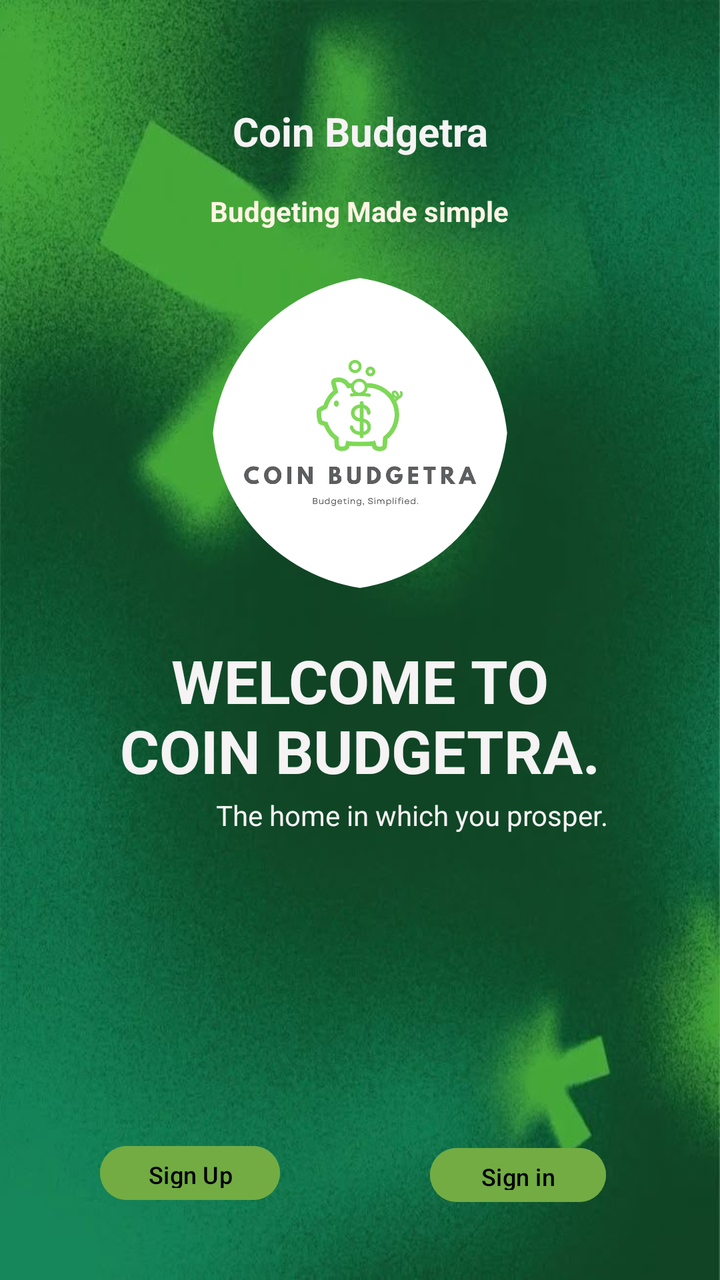
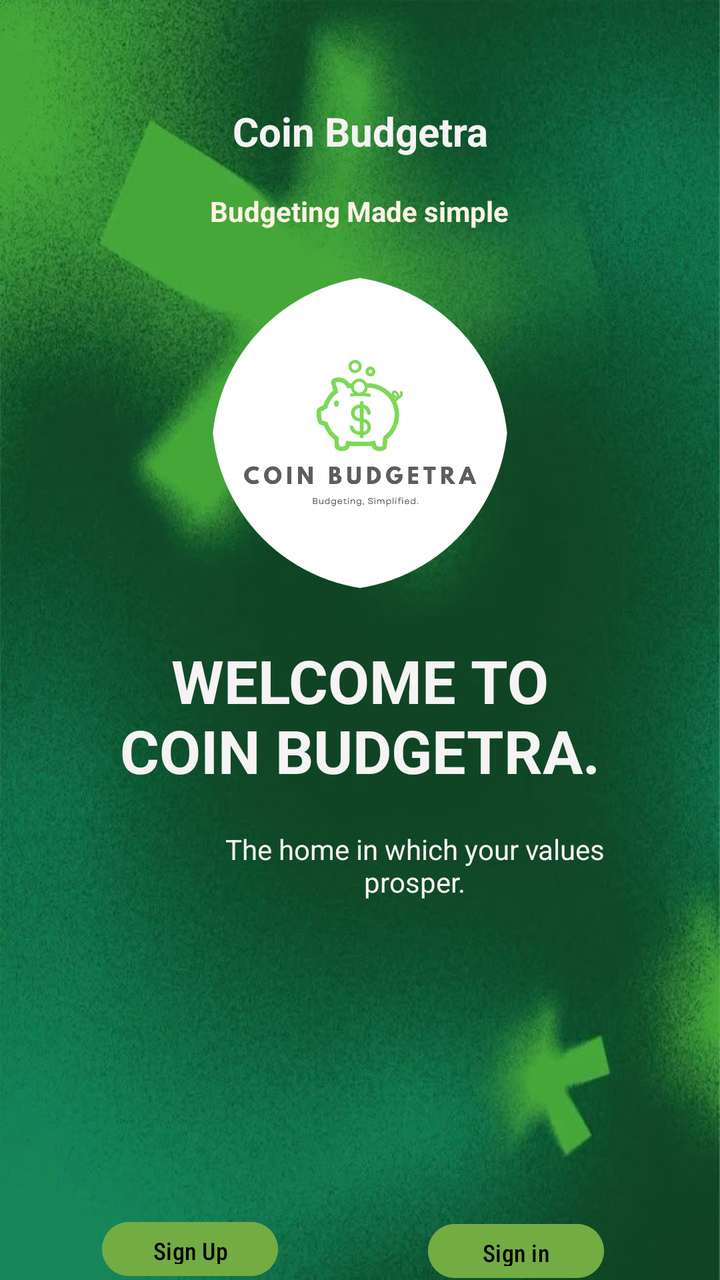

Compare the two renders of this Android layout. The source of the first and the diff that turns it into the second are given below.
<!-- AndroidManifest.xml: application theme Theme.Coin_Budgetra -->
<!-- res/layout/activity_main.xml -->
<?xml version="1.0" encoding="utf-8"?>
<androidx.constraintlayout.widget.ConstraintLayout xmlns:android="http://schemas.android.com/apk/res/android"
    xmlns:app="http://schemas.android.com/apk/res-auto"
    xmlns:tools="http://schemas.android.com/tools"
    android:id="@+id/main"
    android:layout_width="match_parent"
    android:layout_height="match_parent"
    android:background="@drawable/gradient1"
    tools:context=".MainActivity">
    <View
        android:layout_width="match_parent"
        android:layout_height="match_parent"
        android:padding="16dp"/>


    <TextView
        android:id="@+id/textView3"
        android:layout_width="260dp"
        android:layout_height="70dp"
        android:layout_marginStart="104dp"
        android:layout_marginTop="25dp"
        android:layout_marginEnd="105dp"
        android:text="WELCOME TO COIN BUDGETRA."
        android:textAlignment="center"
        android:textSize="30sp"
        android:textStyle="bold"
        android:textColor="@color/whitesmoke"
        app:layout_constraintEnd_toEndOf="parent"
        app:layout_constraintStart_toStartOf="parent"
        app:layout_constraintTop_toBottomOf="@+id/imageView3" />

    <TextView
        android:id="@+id/textView4"
        android:layout_width="wrap_content"
        android:layout_height="wrap_content"
        android:layout_marginStart="108dp"
        android:layout_marginTop="8sp"
        android:layout_marginEnd="105dp"
        android:text="The home in which you prosper."
        android:textColor="@color/whitesmoke"
        app:layout_constraintEnd_toEndOf="parent"
        app:layout_constraintHorizontal_bias="0.0"
        app:layout_constraintStart_toStartOf="parent"
        app:layout_constraintTop_toBottomOf="@+id/textView3" />

    <TextView
        android:id="@+id/textView"
        android:layout_width="wrap_content"
        android:layout_height="wrap_content"
        android:layout_marginStart="161dp"
        android:layout_marginTop="52dp"
        android:layout_marginEnd="161dp"
        android:text="Coin Budgetra"
        android:textAlignment="center"
        android:textSize="20sp"
        android:textStyle="bold"
        android:textColor="@color/whitesmoke"
        app:layout_constraintEnd_toEndOf="parent"
        app:layout_constraintStart_toStartOf="parent"
        app:layout_constraintTop_toTopOf="parent" />

    <TextView
        android:id="@+id/textView2"
        android:layout_width="wrap_content"
        android:layout_height="wrap_content"
        android:layout_marginStart="131dp"
        android:layout_marginTop="17dp"
        android:layout_marginEnd="132dp"
        android:text="Budgeting Made simple"
        android:textStyle="bold"
        android:textColor="@color/seasand"
        app:layout_constraintEnd_toEndOf="parent"
        app:layout_constraintStart_toStartOf="parent"
        app:layout_constraintTop_toBottomOf="@+id/textView" />

    <androidx.constraintlayout.widget.Barrier android:layout_width="wrap_content"
        android:layout_height="wrap_content" />

    <androidx.constraintlayout.widget.Guideline android:layout_width="wrap_content"
        android:layout_height="wrap_content" />

    <androidx.constraintlayout.widget.Guideline android:layout_width="wrap_content"
        android:layout_height="wrap_content" />

    <androidx.constraintlayout.widget.Guideline android:layout_width="wrap_content"
        android:layout_height="wrap_content" />

    <Button
        android:id="@+id/signup_btn"
        android:layout_width="wrap_content"
        android:layout_height="35dp"
        android:layout_marginStart="63dp"
        android:layout_marginTop="152dp"
        android:layout_marginEnd="75dp"
        android:text="Sign Up"
        android:textSize="12sp"
        android:backgroundTint="@color/lemongreen"
        android:textColor="@color/black"
        app:layout_constraintEnd_toStartOf="@+id/button2"
        app:layout_constraintStart_toStartOf="parent"
        app:layout_constraintTop_toBottomOf="@+id/textView4" />

    <Button
        android:id="@+id/button2"
        android:layout_width="wrap_content"
        android:layout_height="35dp"
        android:layout_marginTop="153dp"
        android:layout_marginEnd="70dp"
        android:text="Sign in"
        android:textSize="12sp"
        android:backgroundTint="@color/lemongreen"
        android:textColor="@color/black"
        app:layout_constraintEnd_toEndOf="parent"
        app:layout_constraintStart_toEndOf="@+id/signup_btn"
        app:layout_constraintTop_toBottomOf="@+id/textView4" />


    <com.google.android.material.imageview.ShapeableImageView
        android:id="@+id/imageView3"
        android:layout_width="148dp"
        android:layout_height="157dp"
        android:layout_marginStart="131dp"
        android:layout_marginTop="23dp"
        android:layout_marginEnd="131dp"
        android:scaleType="centerCrop"
        app:shapeAppearanceOverlay="@style/CircleImage"
        app:layout_constraintEnd_toEndOf="parent"
        app:layout_constraintStart_toStartOf="parent"
        app:layout_constraintTop_toBottomOf="@+id/textView2"
        app:srcCompat="@drawable/coinbudgetra" />
</androidx.constraintlayout.widget.ConstraintLayout>
<!-- resources referenced by this layout -->
<resources>
  <color name="black">#FF000000</color>
  <color name="lemongreen">#72ac43</color>
  <color name="seasand">#fff4e4</color>
  <color name="whitesmoke">#f5f3f3</color>
  <!-- drawable coinbudgetra: jpeg bitmap (drawable, 54720 bytes) -->
  <!-- drawable gradient1: jpeg bitmap (drawable, 65259 bytes) -->
  <style name="CircleImage">
          <item name="cornerFamily">rounded</item>
          <item name="cornerSize">59%</item>
      </style>
  <style name="Theme.Coin_Budgetra" parent="Base.Theme.Coin_Budgetra" />
  <style name="Base.Theme.Coin_Budgetra" parent="Theme.Material3.DayNight.NoActionBar">
          
          
      </style>
</resources>

<!-- the commit's change to res/layout/activity_main.xml (unified diff, before → after) -->
@@ -7,6 +7,7 @@
     android:layout_height="match_parent"
     android:background="@drawable/gradient1"
     tools:context=".MainActivity">
+
     <View
         android:layout_width="match_parent"
         android:layout_height="match_parent"
@@ -31,12 +32,13 @@
 
     <TextView
         android:id="@+id/textView4"
-        android:layout_width="wrap_content"
-        android:layout_height="wrap_content"
-        android:layout_marginStart="108dp"
-        android:layout_marginTop="8sp"
+        android:layout_width="205dp"
+        android:layout_height="40dp"
+        android:layout_marginStart="105dp"
+        android:layout_marginTop="25dp"
         android:layout_marginEnd="105dp"
-        android:text="The home in which you prosper."
+        android:text="The home in which your values prosper."
+        android:textAlignment="center"
         android:textColor="@color/whitesmoke"
         app:layout_constraintEnd_toEndOf="parent"
         app:layout_constraintHorizontal_bias="0.0"
@@ -73,16 +75,20 @@
         app:layout_constraintStart_toStartOf="parent"
         app:layout_constraintTop_toBottomOf="@+id/textView" />
 
-    <androidx.constraintlayout.widget.Barrier android:layout_width="wrap_content"
+    <androidx.constraintlayout.widget.Barrier
+        android:layout_width="wrap_content"
         android:layout_height="wrap_content" />
 
-    <androidx.constraintlayout.widget.Guideline android:layout_width="wrap_content"
+    <androidx.constraintlayout.widget.Guideline
+        android:layout_width="wrap_content"
         android:layout_height="wrap_content" />
 
-    <androidx.constraintlayout.widget.Guideline android:layout_width="wrap_content"
+    <androidx.constraintlayout.widget.Guideline
+        android:layout_width="wrap_content"
         android:layout_height="wrap_content" />
 
-    <androidx.constraintlayout.widget.Guideline android:layout_width="wrap_content"
+    <androidx.constraintlayout.widget.Guideline
+        android:layout_width="wrap_content"
         android:layout_height="wrap_content" />
 
     <Button
@@ -92,10 +98,11 @@
         android:layout_marginStart="63dp"
         android:layout_marginTop="152dp"
         android:layout_marginEnd="75dp"
+        android:backgroundTint="@color/lemongreen"
+        android:fontFamily="sans-serif-condensed-medium"
         android:text="Sign Up"
+        android:textColor="@color/black"
         android:textSize="12sp"
-        android:backgroundTint="@color/lemongreen"
-        android:textColor="@color/black"
         app:layout_constraintEnd_toStartOf="@+id/button2"
         app:layout_constraintStart_toStartOf="parent"
         app:layout_constraintTop_toBottomOf="@+id/textView4" />
@@ -106,10 +113,11 @@
         android:layout_height="35dp"
         android:layout_marginTop="153dp"
         android:layout_marginEnd="70dp"
+        android:backgroundTint="@color/lemongreen"
+        android:fontFamily="sans-serif-condensed-medium"
         android:text="Sign in"
+        android:textColor="@color/black"
         android:textSize="12sp"
-        android:backgroundTint="@color/lemongreen"
-        android:textColor="@color/black"
         app:layout_constraintEnd_toEndOf="parent"
         app:layout_constraintStart_toEndOf="@+id/signup_btn"
         app:layout_constraintTop_toBottomOf="@+id/textView4" />
